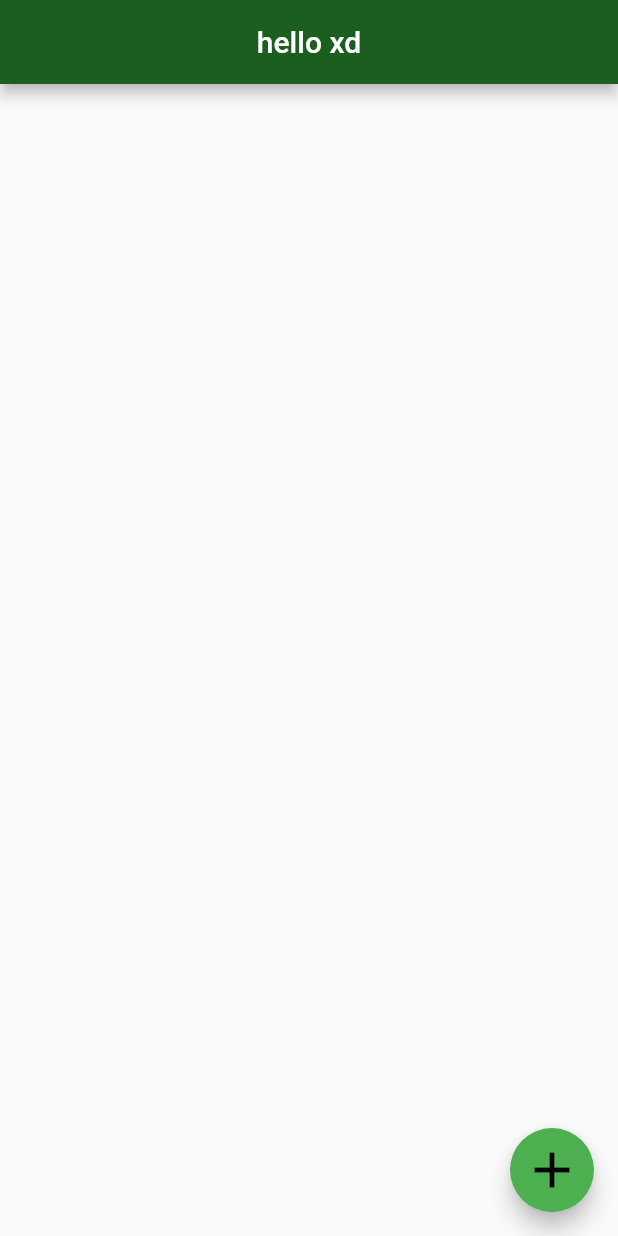
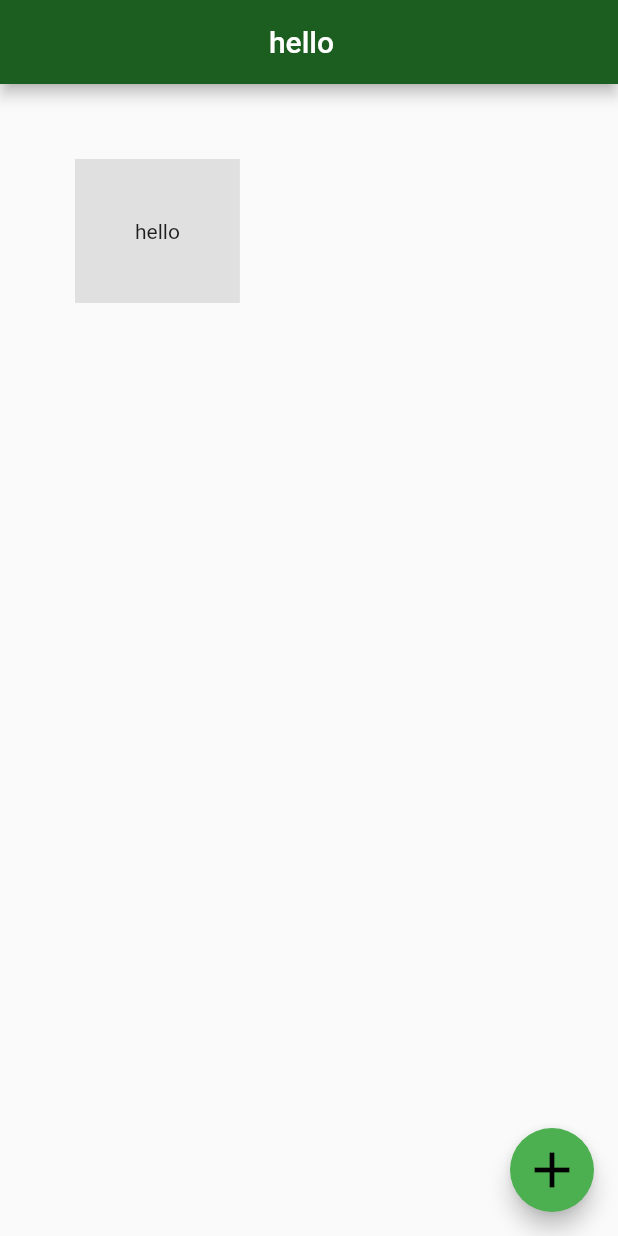
Before and after one commit to animeshxd/learning-flutter, a Flutter app: the screen it shows after launch, on a phone screen of 412 x 824 dp. Run offline on Flutter 3.47's test engine with Material 2 defaults, Android fonts, the phone set to English and light mode, and no system bars.

Commit message:
container

```diff
--- a/lib/main.dart
+++ b/lib/main.dart
@@ -17,11 +17,27 @@ class App extends StatelessWidget {
 
     return Scaffold(
       appBar: AppBar(
-        title: const Text("hello xd"),
+        title: const Text("hello  "),
         centerTitle: true,
         backgroundColor: Colors.green[900],
       ),
-      body:  Container(),
+      body:  Container(
+        color: Colors.grey[300],
+        child: const Text("hello"),
+
+        //Padding is inside the container
+
+        // padding: const EdgeInsets.all(40),
+        /*padding: const EdgeInsets.symmetric(
+          vertical: 50,
+          horizontal: 50,
+          ),*/
+        padding: const EdgeInsets.fromLTRB(40,40,40,40),
+
+        //Margin is outside of container
+        margin: const EdgeInsets.all(50),
+
+      ),
       floatingActionButton: const FloatingActionButton(
         onPressed: null,
         child: Icon(
```
